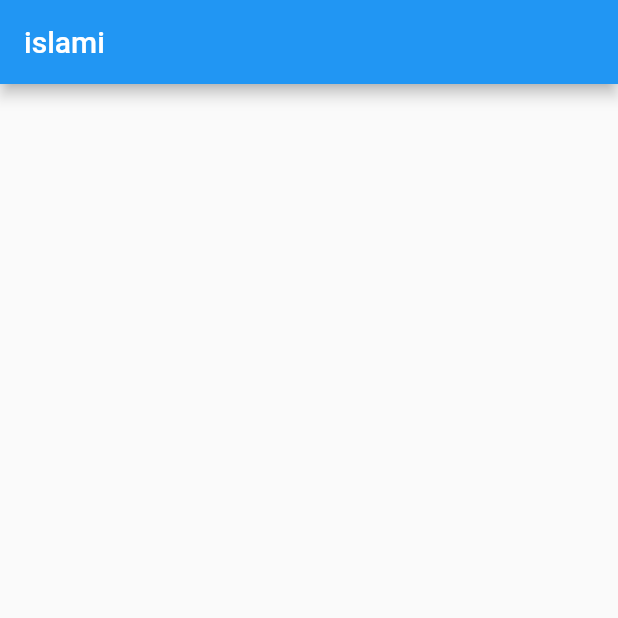
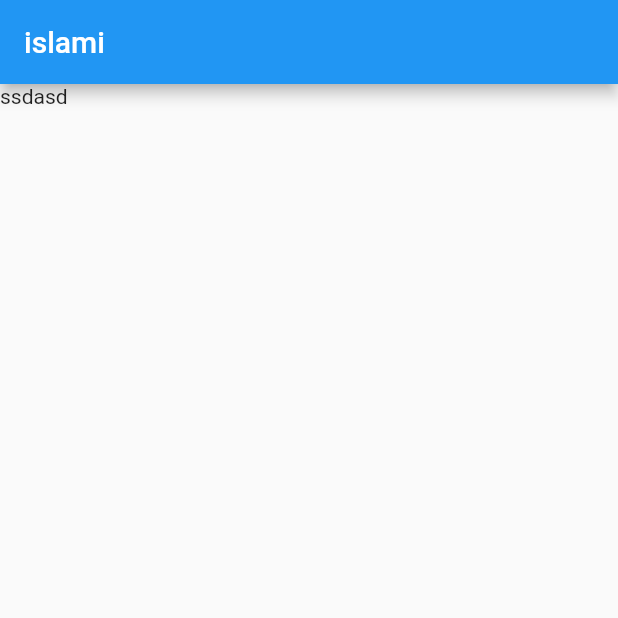
Before and after one commit to Ahmed-shadi/islami_project, a Flutter app: the screen it shows after launch, on a phone screen of 412 x 824 dp, the top half of it. Run offline on Flutter 3.47's test engine with Material 2 defaults, Android fonts, the phone set to English and light mode, and no system bars.

Commit message:
added text for test

```diff
--- a/lib/home_screen.dart
+++ b/lib/home_screen.dart
@@ -8,6 +8,9 @@ static const String routName='Home';
       appBar: AppBar(
         title: Text('islami'),
       ),
+      body: Column(children: [
+        Text('ssdasd')
+      ],),
     );
   }
 }
```
